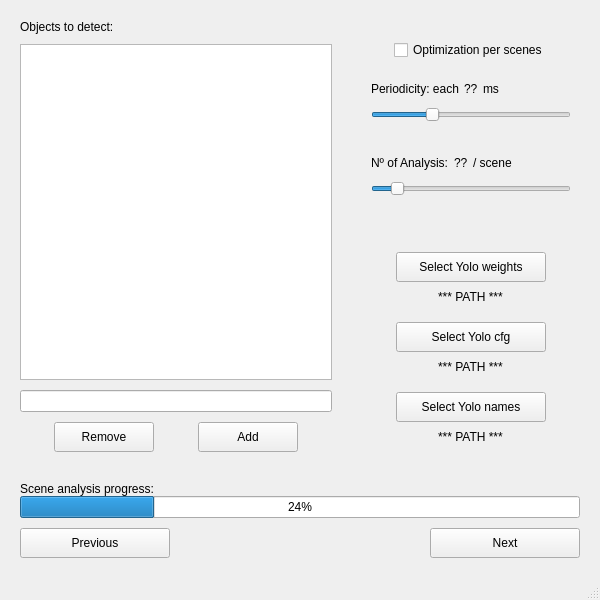
First picture: the form in video_summary/templates/ObjectsOptions.ui, repository seekever/VideoSummary, before the edit.
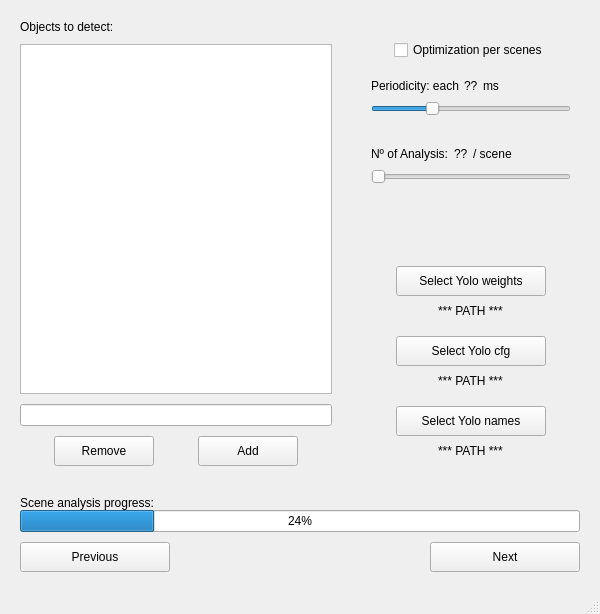
Second picture: the form after the edit.

What changed in the file:
```diff
--- a/video_summary/templates/ObjectsOptions.ui
+++ b/video_summary/templates/ObjectsOptions.ui
@@ -7,7 +7,7 @@
     <x>0</x>
     <y>0</y>
     <width>600</width>
-    <height>600</height>
+    <height>614</height>
    </rect>
   </property>
   <property name="sizePolicy">
@@ -240,8 +240,8 @@
                </property>
                <property name="sizeHint" stdset="0">
                 <size>
-                 <width>40</width>
-                 <height>20</height>
+                 <width>0</width>
+                 <height>0</height>
                 </size>
                </property>
               </spacer>
@@ -366,8 +366,8 @@
                </property>
                <property name="sizeHint" stdset="0">
                 <size>
-                 <width>40</width>
-                 <height>20</height>
+                 <width>0</width>
+                 <height>0</height>
                 </size>
                </property>
               </spacer>
@@ -395,7 +395,7 @@
               </size>
              </property>
              <property name="minimum">
-              <number>0</number>
+              <number>1</number>
              </property>
              <property name="maximum">
               <number>10</number>
```
